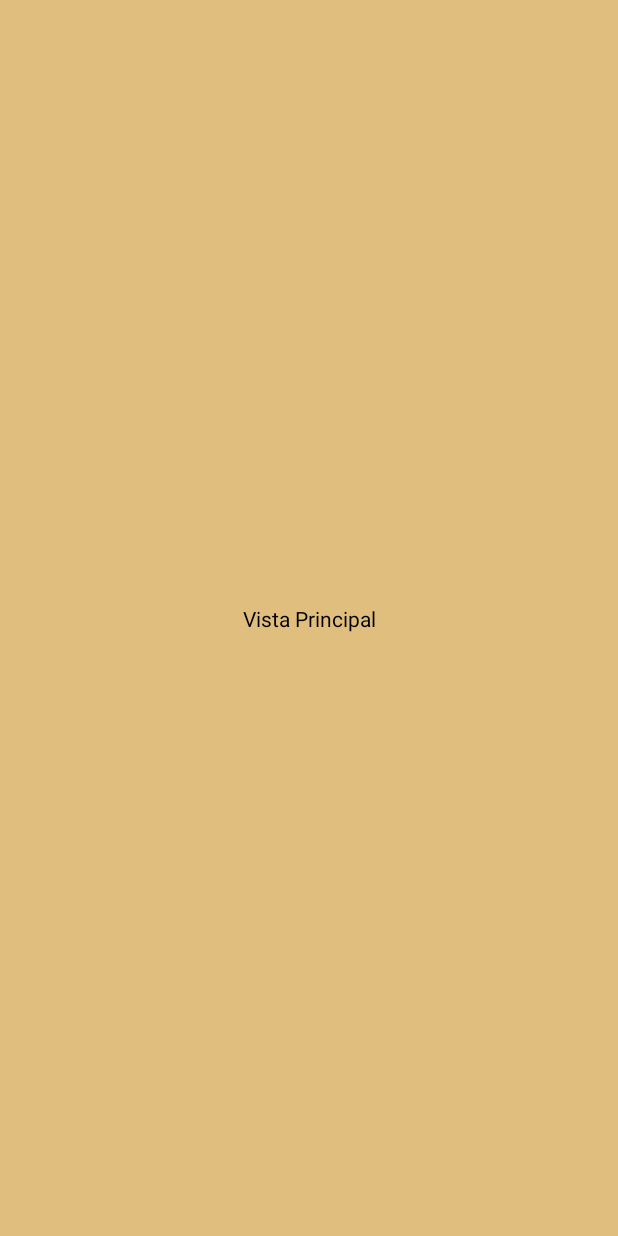
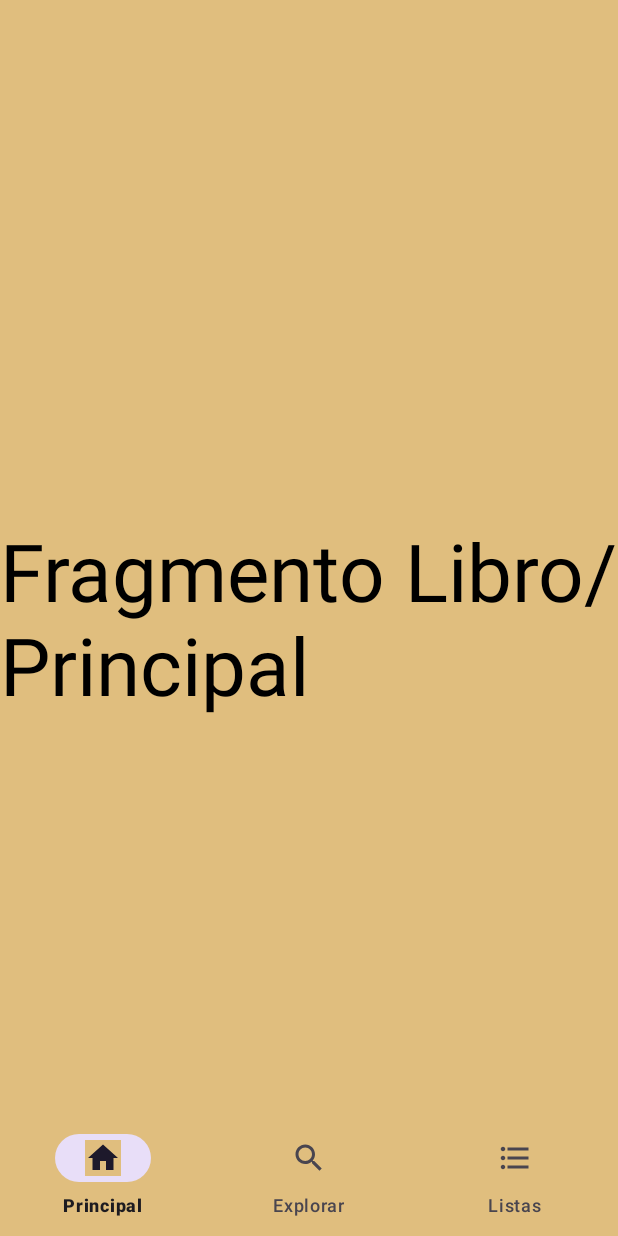
Before and after one commit to jesus33lcc/NewGoodBook, an Android app: the Principal screen opened directly, with no data from a screen before it, on a phone screen of 412 x 824 dp. Before the commit the screen is almost empty. Run offline under Robolectric (Android 15) with nearby library versions, the phone set to English and light mode, and no system bars.

Commit message:
Configuracion de Fragments Provisional

```diff
--- a/NewGoodBook_Project/app/build.gradle.kts
+++ b/NewGoodBook_Project/app/build.gradle.kts
@@ -1,6 +1,5 @@
 plugins {
     id("com.android.application")
-    id("com.google.gms.google-services")
 }
 
 android {
@@ -40,10 +39,10 @@ dependencies {
     implementation("androidx.constraintlayout:constraintlayout:2.1.4")
     implementation("androidx.navigation:navigation-fragment:2.5.3")
     implementation("androidx.navigation:navigation-ui:2.5.3")
+    implementation("androidx.coordinatorlayout:coordinatorlayout:1.2.0")
     testImplementation("junit:junit:4.13.2")
     androidTestImplementation("androidx.test.ext:junit:1.1.5")
     androidTestImplementation("androidx.test.espresso:espresso-core:3.5.1")
 
-    implementation(platform("com.google.firebase:firebase-bom:32.7.0"))
-    implementation("com.google.firebase:firebase-analytics")
+    implementation("androidx.fragment:fragment-ktx:1.6.2")
 }
--- /dev/null
+++ b/NewGoodBook_Project/app/src/main/java/com/example/newgoodbooks/ExplorarFragment.java
@@ -0,0 +1,64 @@
+package com.example.newgoodbooks;
+
+import android.os.Bundle;
+
+import androidx.fragment.app.Fragment;
+
+import android.view.LayoutInflater;
+import android.view.View;
+import android.view.ViewGroup;
+
+/**
+ * A simple {@link Fragment} subclass.
+ * Use the {@link ExplorarFragment#newInstance} factory method to
+ * create an instance of this fragment.
+ */
+public class ExplorarFragment extends Fragment {
+
+    // TODO: Rename parameter arguments, choose names that match
+    // the fragment initialization parameters, e.g. ARG_ITEM_NUMBER
+    private static final String ARG_PARAM1 = "param1";
+    private static final String ARG_PARAM2 = "param2";
+
+    // TODO: Rename and change types of parameters
+    private String mParam1;
+    private String mParam2;
+
+    public ExplorarFragment() {
+        // Required empty public constructor
+    }
+
+    /**
+     * Use this factory method to create a new instance of
+     * this fragment using the provided parameters.
+     *
+     * @param param1 Parameter 1.
+     * @param param2 Parameter 2.
+     * @return A new instance of fragment ExplorarFragment.
+     */
+    // TODO: Rename and change types and number of parameters
+    public static ExplorarFragment newInstance(String param1, String param2) {
+        ExplorarFragment fragment = new ExplorarFragment();
+        Bundle args = new Bundle();
+        args.putString(ARG_PARAM1, param1);
+        args.putString(ARG_PARAM2, param2);
+        fragment.setArguments(args);
+        return fragment;
+    }
+
+    @Override
+    public void onCreate(Bundle savedInstanceState) {
+        super.onCreate(savedInstanceState);
+        if (getArguments() != null) {
+            mParam1 = getArguments().getString(ARG_PARAM1);
+            mParam2 = getArguments().getString(ARG_PARAM2);
+        }
+    }
+
+    @Override
+    public View onCreateView(LayoutInflater inflater, ViewGroup container,
+                             Bundle savedInstanceState) {
+        // Inflate the layout for this fragment
+        return inflater.inflate(R.layout.fragment_explorar, container, false);
+    }
+}
--- /dev/null
+++ b/NewGoodBook_Project/app/src/main/java/com/example/newgoodbooks/LibroFragment.java
@@ -0,0 +1,64 @@
+package com.example.newgoodbooks;
+
+import android.os.Bundle;
+
+import androidx.fragment.app.Fragment;
+
+import android.view.LayoutInflater;
+import android.view.View;
+import android.view.ViewGroup;
+
+/**
+ * A simple {@link Fragment} subclass.
+ * Use the {@link LibroFragment#newInstance} factory method to
+ * create an instance of this fragment.
+ */
+public class LibroFragment extends Fragment {
+
+    // TODO: Rename parameter arguments, choose names that match
+    // the fragment initialization parameters, e.g. ARG_ITEM_NUMBER
+    private static final String ARG_PARAM1 = "param1";
+    private static final String ARG_PARAM2 = "param2";
+
+    // TODO: Rename and change types of parameters
+    private String mParam1;
+    private String mParam2;
+
+    public LibroFragment() {
+        // Required empty public constructor
+    }
+
+    /**
+     * Use this factory method to create a new instance of
+     * this fragment using the provided parameters.
+     *
+     * @param param1 Parameter 1.
+     * @param param2 Parameter 2.
+     * @return A new instance of fragment Libro.
+     */
+    // TODO: Rename and change types and number of parameters
+    public static LibroFragment newInstance(String param1, String param2) {
+        LibroFragment fragment = new LibroFragment();
+        Bundle args = new Bundle();
+        args.putString(ARG_PARAM1, param1);
+        args.putString(ARG_PARAM2, param2);
+        fragment.setArguments(args);
+        return fragment;
+    }
+
+    @Override
+    public void onCreate(Bundle savedInstanceState) {
+        super.onCreate(savedInstanceState);
+        if (getArguments() != null) {
+            mParam1 = getArguments().getString(ARG_PARAM1);
+            mParam2 = getArguments().getString(ARG_PARAM2);
+        }
+    }
+
+    @Override
+    public View onCreateView(LayoutInflater inflater, ViewGroup container,
+                             Bundle savedInstanceState) {
+        // Inflate the layout for this fragment
+        return inflater.inflate(R.layout.fragment_libro, container, false);
+    }
+}
--- /dev/null
+++ b/NewGoodBook_Project/app/src/main/java/com/example/newgoodbooks/ListasFragment.java
@@ -0,0 +1,64 @@
+package com.example.newgoodbooks;
+
+import android.os.Bundle;
+
+import androidx.fragment.app.Fragment;
+
+import android.view.LayoutInflater;
+import android.view.View;
+import android.view.ViewGroup;
+
+/**
+ * A simple {@link Fragment} subclass.
+ * Use the {@link ListasFragment#newInstance} factory method to
+ * create an instance of this fragment.
+ */
+public class ListasFragment extends Fragment {
+
+    // TODO: Rename parameter arguments, choose names that match
+    // the fragment initialization parameters, e.g. ARG_ITEM_NUMBER
+    private static final String ARG_PARAM1 = "param1";
+    private static final String ARG_PARAM2 = "param2";
+
+    // TODO: Rename and change types of parameters
+    private String mParam1;
+    private String mParam2;
+
+    public ListasFragment() {
+        // Required empty public constructor
+    }
+
+    /**
+     * Use this factory method to create a new instance of
+     * this fragment using the provided parameters.
+     *
+     * @param param1 Parameter 1.
+     * @param param2 Parameter 2.
+     * @return A new instance of fragment ListasFragment.
+     */
+    // TODO: Rename and change types and number of parameters
+    public static ListasFragment newInstance(String param1, String param2) {
+        ListasFragment fragment = new ListasFragment();
+        Bundle args = new Bundle();
+        args.putString(ARG_PARAM1, param1);
+        args.putString(ARG_PARAM2, param2);
+        fragment.setArguments(args);
+        return fragment;
+    }
+
+    @Override
+    public void onCreate(Bundle savedInstanceState) {
+        super.onCreate(savedInstanceState);
+        if (getArguments() != null) {
+            mParam1 = getArguments().getString(ARG_PARAM1);
+            mParam2 = getArguments().getString(ARG_PARAM2);
+        }
+    }
+
+    @Override
+    public View onCreateView(LayoutInflater inflater, ViewGroup container,
+                             Bundle savedInstanceState) {
+        // Inflate the layout for this fragment
+        return inflater.inflate(R.layout.fragment_listas, container, false);
+    }
+}
--- a/NewGoodBook_Project/app/src/main/java/com/example/newgoodbooks/Principal.java
+++ b/NewGoodBook_Project/app/src/main/java/com/example/newgoodbooks/Principal.java
@@ -1,14 +1,52 @@
 package com.example.newgoodbooks;
 
+import androidx.annotation.NonNull;
 import androidx.appcompat.app.AppCompatActivity;
+import androidx.fragment.app.FragmentManager;
+import androidx.fragment.app.FragmentTransaction;
 
+import androidx.fragment.app.Fragment;
 import android.os.Bundle;
+import android.view.MenuItem;
+import android.widget.FrameLayout;
+
+import com.example.newgoodbooks.databinding.ActivityMainBinding;
+import com.google.android.material.bottomnavigation.BottomNavigationView;
+import com.google.android.material.navigation.NavigationBarView;
 
 public class Principal extends AppCompatActivity {
+    LibroFragment libroFragment=new LibroFragment();
+    ExplorarFragment explorarFragment=new ExplorarFragment();
+    ListasFragment listasFragment=new ListasFragment();
+    BottomNavigationView menuNavegacion;
+    FrameLayout frameLayout;
 
     @Override
     protected void onCreate(Bundle savedInstanceState) {
         super.onCreate(savedInstanceState);
         setContentView(R.layout.activity_principal);
+        frameLayout=findViewById(R.id.frameContainer);
+        menuNavegacion=findViewById(R.id.menuNavegacion);
+        menuNavegacion.setOnItemSelectedListener(item -> {
+           switch (item.getItemId()){
+               case R.id.itemPrincipal:
+                   reemplazarFragment(libroFragment);
+                   break;
+               case R.id.itemExplorar:
+                   reemplazarFragment(explorarFragment);
+                   break;
+               case R.id.itemListas:
+                   reemplazarFragment(listasFragment);
+                   break;
+           }
+           return false;
+        });
+        getSupportFragmentManager().beginTransaction().replace(R.id.frameContainer, libroFragment).commit();
+    }
+    private void reemplazarFragment(Fragment fragment){
+        FragmentManager fragmentManager=getSupportFragmentManager();
+        FragmentTransaction fragmentTransaction=fragmentManager.beginTransaction();
+        fragmentTransaction.replace(R.id.frameContainer, fragment);
+        fragmentTransaction.commit();
     }
 }
--- /dev/null
+++ b/NewGoodBook_Project/app/src/main/res/drawable/ic_explorar.xml
@@ -0,0 +1,5 @@
+<vector android:height="24dp" android:tint="#000000"
+    android:viewportHeight="24" android:viewportWidth="24"
+    android:width="24dp" xmlns:android="http://schemas.android.com/apk/res/android">
+    <path android:fillColor="@android:color/white" android:pathData="M15.5,14h-0.79l-0.28,-0.27C15.41,12.59 16,11.11 16,9.5 16,5.91 13.09,3 9.5,3S3,5.91 3,9.5 5.91,16 9.5,16c1.61,0 3.09,-0.59 4.23,-1.57l0.27,0.28v0.79l5,4.99L20.49,19l-4.99,-5zM9.5,14C7.01,14 5,11.99 5,9.5S7.01,5 9.5,5 14,7.01 14,9.5 11.99,14 9.5,14z"/>
+</vector>
--- /dev/null
+++ b/NewGoodBook_Project/app/src/main/res/drawable/ic_home.xml
@@ -0,0 +1,5 @@
+<vector android:height="24dp" android:tint="#000000"
+    android:viewportHeight="24" android:viewportWidth="24"
+    android:width="24dp" xmlns:android="http://schemas.android.com/apk/res/android">
+    <path android:fillColor="@android:color/white" android:pathData="M10,20v-6h4v6h5v-8h3L12,3 2,12h3v8z"/>
+</vector>
--- /dev/null
+++ b/NewGoodBook_Project/app/src/main/res/drawable/ic_listas.xml
@@ -0,0 +1,5 @@
+<vector android:autoMirrored="true" android:height="24dp"
+    android:tint="#000000" android:viewportHeight="24"
+    android:viewportWidth="24" android:width="24dp" xmlns:android="http://schemas.android.com/apk/res/android">
+    <path android:fillColor="@android:color/white" android:pathData="M4,10.5c-0.83,0 -1.5,0.67 -1.5,1.5s0.67,1.5 1.5,1.5 1.5,-0.67 1.5,-1.5 -0.67,-1.5 -1.5,-1.5zM4,4.5c-0.83,0 -1.5,0.67 -1.5,1.5S3.17,7.5 4,7.5 5.5,6.83 5.5,6 4.83,4.5 4,4.5zM4,16.5c-0.83,0 -1.5,0.68 -1.5,1.5s0.68,1.5 1.5,1.5 1.5,-0.68 1.5,-1.5 -0.67,-1.5 -1.5,-1.5zM7,19h14v-2L7,17v2zM7,13h14v-2L7,11v2zM7,5v2h14L21,5L7,5z"/>
+</vector>
--- a/NewGoodBook_Project/app/src/main/res/layout/activity_principal.xml
+++ b/NewGoodBook_Project/app/src/main/res/layout/activity_principal.xml
@@ -1,18 +1,21 @@
 <?xml version="1.0" encoding="utf-8"?>
-<androidx.constraintlayout.widget.ConstraintLayout xmlns:android="http://schemas.android.com/apk/res/android"
+<androidx.coordinatorlayout.widget.CoordinatorLayout
+    xmlns:android="http://schemas.android.com/apk/res/android"
     xmlns:app="http://schemas.android.com/apk/res-auto"
     xmlns:tools="http://schemas.android.com/tools"
     android:layout_width="match_parent"
     android:layout_height="match_parent"
     tools:context=".Principal">
 
-    <TextView
-        android:id="@+id/textView"
-        android:layout_width="wrap_content"
+    <FrameLayout
+        android:id="@+id/frameContainer"
+        android:layout_width="match_parent"
+        android:layout_height="match_parent"/>
+    <com.google.android.material.bottomnavigation.BottomNavigationView
+        android:id="@+id/menuNavegacion"
+        android:layout_width="match_parent"
         android:layout_height="wrap_content"
-        android:text="Vista Principal"
-        app:layout_constraintBottom_toBottomOf="parent"
-        app:layout_constraintEnd_toEndOf="parent"
-        app:layout_constraintStart_toStartOf="parent"
-        app:layout_constraintTop_toTopOf="parent" />
-</androidx.constraintlayout.widget.ConstraintLayout>
+        app:menu="@menu/menu_navegacion"
+        android:layout_gravity="bottom"/>
+
+</androidx.coordinatorlayout.widget.CoordinatorLayout>
--- /dev/null
+++ b/NewGoodBook_Project/app/src/main/res/layout/fragment_libro.xml
@@ -0,0 +1,16 @@
+<?xml version="1.0" encoding="utf-8"?>
+<FrameLayout xmlns:android="http://schemas.android.com/apk/res/android"
+    xmlns:tools="http://schemas.android.com/tools"
+    android:layout_width="match_parent"
+    android:layout_height="match_parent"
+    tools:context=".LibroFragment">
+
+    <!-- TODO: Update blank fragment layout -->
+    <TextView
+        android:layout_width="wrap_content"
+        android:layout_height="wrap_content"
+        android:layout_gravity="center"
+        android:textSize="80px"
+        android:text="Fragmento Libro/Principal" />
+
+</FrameLayout>
--- /dev/null
+++ b/NewGoodBook_Project/app/src/main/res/menu/menu_navegacion.xml
@@ -0,0 +1,16 @@
+<?xml version="1.0" encoding="utf-8"?>
+<menu xmlns:android="http://schemas.android.com/apk/res/android">
+    <item
+        android:id="@+id/itemPrincipal"
+        android:icon="@drawable/ic_home"
+        android:title="Principal"/>
+    <item
+        android:id="@+id/itemExplorar"
+        android:icon="@drawable/ic_explorar"
+        android:title="Explorar"/>
+    <item
+        android:id="@+id/itemListas"
+        android:icon="@drawable/ic_listas"
+        android:title="Listas"/>
+
+</menu>
--- a/NewGoodBook_Project/build.gradle.kts
+++ b/NewGoodBook_Project/build.gradle.kts
@@ -1,5 +1,4 @@
 // Top-level build file where you can add configuration options common to all sub-projects/modules.
 plugins {
     id("com.android.application") version "8.1.2" apply false
-    id("com.google.gms.google-services") version "4.4.0" apply false
 }
--- a/NewGoodBook_Project/gradle.properties
+++ b/NewGoodBook_Project/gradle.properties
@@ -18,4 +18,6 @@ android.useAndroidX=true
 # Enables namespacing of each library's R class so that its R class includes only the
 # resources declared in the library itself and none from the library's dependencies,
 # thereby reducing the size of the R class for that library
-android.nonTransitiveRClass=true
+# android.nonTransitiveRClass=true
+android.nonTransitiveRClass=false
+android.nonFinalResIds=false
```
Also changed, not shown: NewGoodBook_Project/app/src/main/java/com/example/newgoodbooks/AutorFragment.java (added, +64 -0 lines), NewGoodBook_Project/app/src/main/java/com/example/newgoodbooks/ListaFragment.java (added, +64 -0 lines), NewGoodBook_Project/app/src/main/res/layout/fragment_autor.xml (added, +16 -0 lines), NewGoodBook_Project/app/src/main/res/layout/fragment_explorar.xml (added, +16 -0 lines), NewGoodBook_Project/app/src/main/res/layout/fragment_lista.xml (added, +16 -0 lines), NewGoodBook_Project/app/src/main/res/layout/fragment_listas.xml (added, +16 -0 lines), 2 other files.
